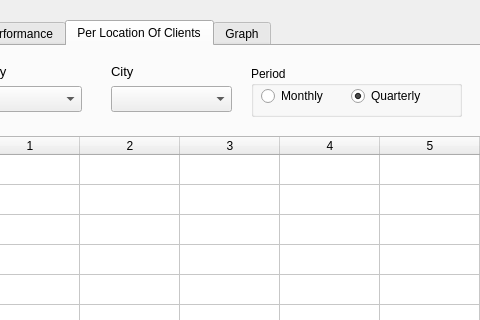
First picture: the form in employees_dialog.ui, repository chiphanmsda/product-sales-analytics-gui, before the edit; both pictures show x 81 to 561 and y 0 to 320 of the 989 by 556 pixel window.
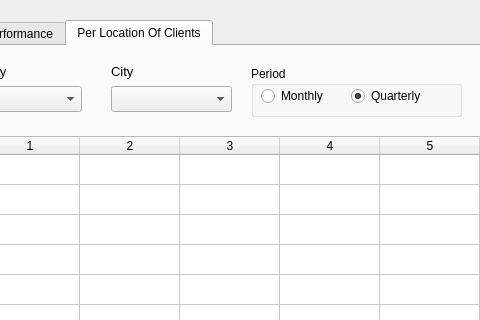
Second picture: the form after the edit.

```diff
--- a/employees_dialog.ui
+++ b/employees_dialog.ui
@@ -315,11 +315,6 @@
      </property>
     </widget>
    </widget>
-   <widget class="QWidget" name="graph">
-    <attribute name="title">
-     <string>Graph</string>
-    </attribute>
-   </widget>
   </widget>
  </widget>
  <resources/>
```
